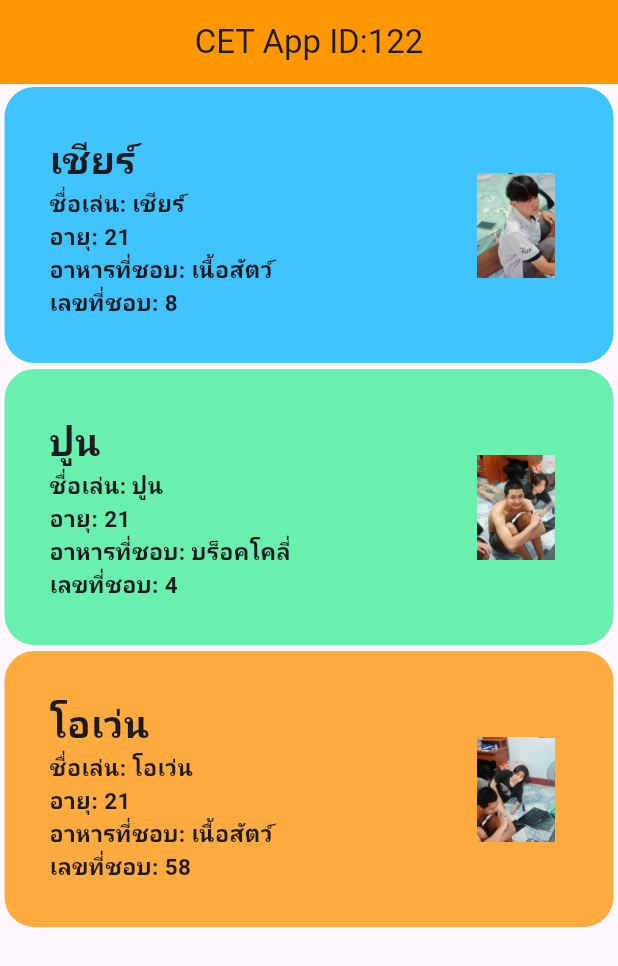
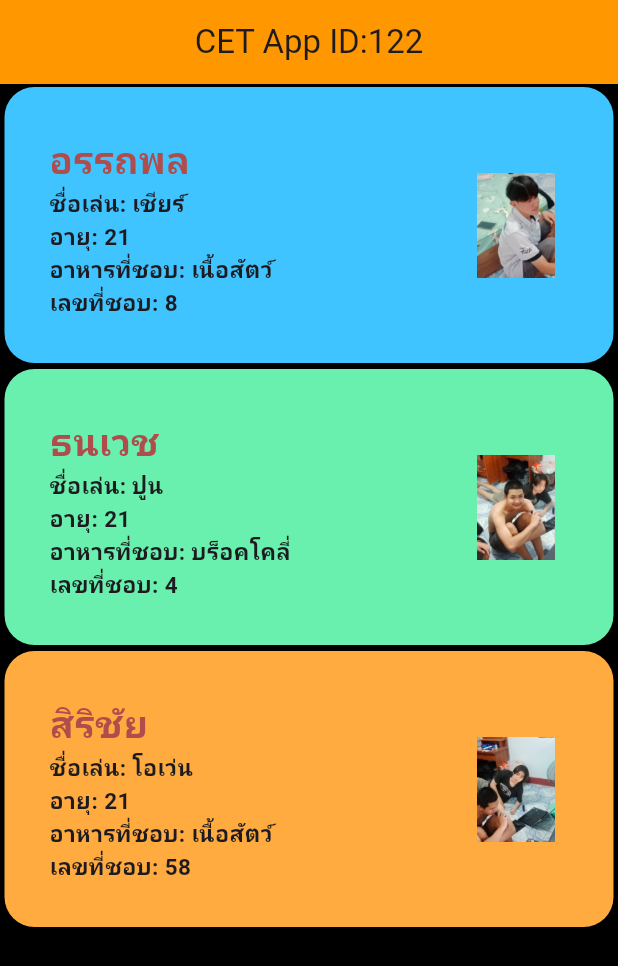
Before and after one commit to ihnum/workshop3_122-2-, a Flutter app: the screen it shows after launch, on a phone screen of 412 x 824 dp. Shown: the top 966 px of the screen. Run offline on Flutter 3.47's test engine with Material 3 defaults, Android fonts, the phone set to English and light mode, and no system bars.

Commit message:
first commit

```diff
--- a/lib/main.dart
+++ b/lib/main.dart
@@ -14,6 +14,7 @@ class MyApp extends StatelessWidget {
   Widget build(BuildContext context) {
     return MaterialApp(
       home: Scaffold(
+        backgroundColor: Colors.black,
         appBar: AppBar(
           title: const Text('CET App ID:122'),
           backgroundColor: Colors.orange,
@@ -21,6 +22,7 @@ class MyApp extends StatelessWidget {
         ),
         //body: const Home(),
         body: const Friend(),
+        //body: const Item(),
       ),
     );
   }
--- a/lib/models/freiends.dart
+++ b/lib/models/freiends.dart
@@ -24,7 +24,7 @@ class FriendsMenu {
 
 List<FriendsMenu> emp = [
   FriendsMenu(
-    name: "เชียร์",
+    name: "อรรถพล",
     nickname: "เชียร์",
     age: 21,
     fevfood: "เนื้อสัตว์",
@@ -32,7 +32,7 @@ List<FriendsMenu> emp = [
     friendpic: Friendpic.menu1,
   ),
   FriendsMenu(
-    name: "ปูน",
+    name: "ธนเวช",
     nickname: "ปูน",
     age: 21,
     fevfood: "บร็อคโคลี่",
@@ -40,7 +40,7 @@ List<FriendsMenu> emp = [
     friendpic: Friendpic.menu2,
   ),
   FriendsMenu(
-    name: "โอเว่น",
+    name: "สิริชัย",
     nickname: "โอเว่น",
     age: 21,
     fevfood: "เนื้อสัตว์",
--- a/lib/screen/item.dart
+++ b/lib/screen/item.dart
@@ -48,6 +48,11 @@ class _ItemState extends State<Item> {
                 children: [
                   Text(
                     emp[index].name,
+                    //style: GoogleFonts.itim(
+                          //textStyle: const TextStyle(
+                          //fontSize: 25,
+                          //fontWeight: FontWeight.bold,
+                          //color: Colors.white,
                     style: const TextStyle(
                       fontSize: 25, fontWeight: FontWeight.bold),
                   ),
--- a/lib/screen/itemfriends.dart
+++ b/lib/screen/itemfriends.dart
@@ -33,7 +33,7 @@ class _FriendState extends State<Friend> {
         return Container(
           decoration: BoxDecoration(
             borderRadius: BorderRadius.circular(20),
-            color: _getCardColor(emp[index].name),
+            color: _getCardColor(emp[index].nickname),
           ),
           margin: const EdgeInsets.symmetric(vertical: 2, horizontal: 3),
           padding: const EdgeInsets.all(30),
@@ -46,7 +46,8 @@ class _FriendState extends State<Friend> {
                   Text(
                     emp[index].name,
                     style: const TextStyle(
-                      fontSize: 25, fontWeight: FontWeight.bold),
+                      fontSize: 25, fontWeight: FontWeight.bold,
+                      color: Color.fromARGB(255, 175, 76, 76)),
                   ),
                   Text(
                     "ชื่อเล่น: ${emp[index].nickname}",
@@ -66,7 +67,7 @@ class _FriendState extends State<Friend> {
                   Text(
                     "เลขที่ชอบ: ${emp[index].fevnumber} ",
                     style: const TextStyle(
-                      fontSize: 15, fontWeight: FontWeight.bold),
+                      fontSize: 15, fontWeight: FontWeight.bold,),
                   ),
                 ],
               ),
```
